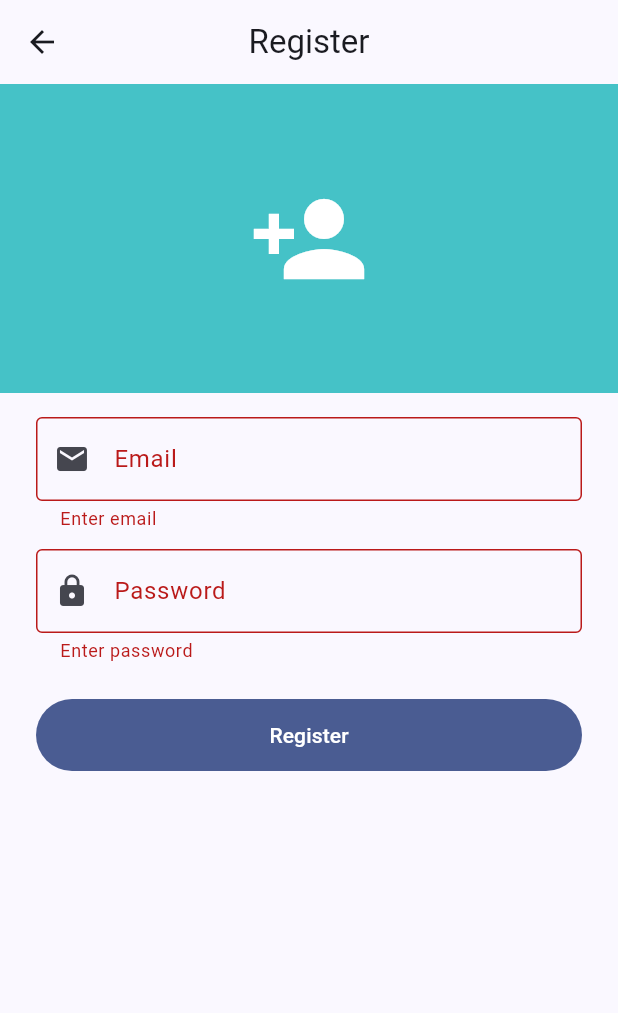
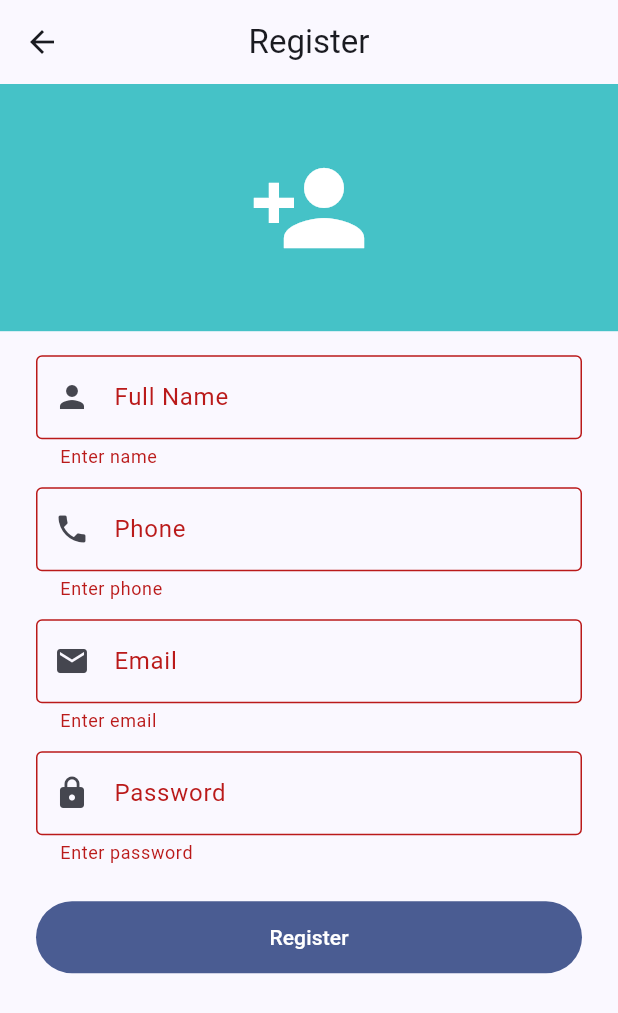
Before and after one commit to Evan0428/MobileAppForMachineWorkshop, a Flutter app: the RegisterScreen screen opened by its route, after a tap on "Register", on a phone screen of 412 x 824 dp. Shown: the top 1013 px of the screen. Run offline on Flutter 3.47's test engine with Material 3 defaults, Android fonts, the phone set to English and light mode, and no system bars; our stand-ins replace cloud_firestore, firebase_auth, firebase_core, image_picker, shared_preferences, signature; accounts and stored records are empty; generated files the repository leaves out were written again.

Commit message:
Update register_screen.dart

```diff
--- a/lib/screens/register_screen.dart
+++ b/lib/screens/register_screen.dart
@@ -1,6 +1,6 @@
 import 'package:flutter/material.dart';
-import 'package:provider/provider.dart';
-import '../auth.dart';
+import 'package:firebase_auth/firebase_auth.dart';
+import 'package:cloud_firestore/cloud_firestore.dart';
 
 class RegisterScreen extends StatefulWidget {
   static const routeName = '/register';
@@ -14,28 +14,48 @@ class _RegisterScreenState extends State<RegisterScreen> {
   final _formKey = GlobalKey<FormState>();
   final _emailCtrl = TextEditingController();
   final _passCtrl = TextEditingController();
+  final _nameCtrl = TextEditingController();
+  final _phoneCtrl = TextEditingController();
   bool _busy = false;
 
   @override
   void dispose() {
     _emailCtrl.dispose();
     _passCtrl.dispose();
+    _nameCtrl.dispose();
+    _phoneCtrl.dispose();
     super.dispose();
   }
 
   Future<void> _doRegister() async {
     if (!_formKey.currentState!.validate()) return;
     setState(() => _busy = true);
+
     try {
-      await context.read<AuthController>().register(
-        _emailCtrl.text.trim(),
-        _passCtrl.text,
+      // 1️⃣ Firebase Auth 创建账号
+      final cred = await FirebaseAuth.instance.createUserWithEmailAndPassword(
+        email: _emailCtrl.text.trim(),
+        password: _passCtrl.text,
       );
+
+      // 2️⃣ Firestore 保存额外资料
+      await FirebaseFirestore.instance.collection("users").doc(cred.user!.uid).set({
+        "uid": cred.user!.uid,
+        "name": _nameCtrl.text.trim(),
+        "email": _emailCtrl.text.trim(),
+        "phone": _phoneCtrl.text.trim(),
+        "createdAt": FieldValue.serverTimestamp(),
+      });
+
       if (!mounted) return;
+
       ScaffoldMessenger.of(context).showSnackBar(
         const SnackBar(content: Text('Account created! Please log in.')),
       );
-      Navigator.pop(context); // ✅ 返回登录页
+
+      // ✅ 注册完成后回到登录页
+      Navigator.pop(context);
+
     } catch (e) {
       ScaffoldMessenger.of(context).showSnackBar(
         SnackBar(content: Text('Registration failed: $e')),
@@ -57,13 +77,15 @@ class _RegisterScreenState extends State<RegisterScreen> {
           children: [
             Container(
               width: double.infinity,
-              height: media.size.height * 0.25,
+              height: media.size.height * 0.20,
               color: teal,
               child: const Center(
                 child: Icon(Icons.person_add, size: 80, color: Colors.white),
               ),
             ),
             const SizedBox(height: 16),
+
+            // 📋 注册表单
             Padding(
               padding: const EdgeInsets.symmetric(horizontal: 24.0),
               child: Form(
@@ -71,24 +93,52 @@ class _RegisterScreenState extends State<RegisterScreen> {
                 child: Column(
                   children: [
                     TextFormField(
+                      controller: _nameCtrl,
+                      decoration: const InputDecoration(
+                        labelText: 'Full Name',
+                        prefixIcon: Icon(Icons.person),
+                      ),
+                      validator: (v) => (v == null || v.trim().isEmpty) ? 'Enter name' : null,
+                    ),
+                    const SizedBox(height: 12),
+                    TextFormField(
+                      controller: _phoneCtrl,
+                      decoration: const InputDecoration(
+                        labelText: 'Phone',
+                        prefixIcon: Icon(Icons.phone),
+                      ),
+                      validator: (v) => (v == null || v.trim().isEmpty) ? 'Enter phone' : null,
+                    ),
+                    const SizedBox(height: 12),
+                    TextFormField(
                       controller: _emailCtrl,
-                      decoration: const InputDecoration(labelText: 'Email', prefixIcon: Icon(Icons.email)),
+                      decoration: const InputDecoration(
+                        labelText: 'Email',
+                        prefixIcon: Icon(Icons.email),
+                      ),
                       validator: (v) => (v == null || v.trim().isEmpty) ? 'Enter email' : null,
                     ),
                     const SizedBox(height: 12),
                     TextFormField(
                       controller: _passCtrl,
-                      decoration: const InputDecoration(labelText: 'Password', prefixIcon: Icon(Icons.lock)),
+                      decoration: const InputDecoration(
+                        labelText: 'Password',
+                        prefixIcon: Icon(Icons.lock),
+                      ),
                       obscureText: true,
                       validator: (v) => (v == null || v.isEmpty) ? 'Enter password' : null,
                     ),
                     const SizedBox(height: 24),
+
+                    // 注册按钮
                     SizedBox(
                       width: double.infinity,
                       height: 48,
                       child: FilledButton(
                         onPressed: _busy ? null : _doRegister,
-                        child: _busy ? const CircularProgressIndicator() : const Text('Register'),
+                        child: _busy
+                            ? const CircularProgressIndicator()
+                            : const Text('Register'),
                       ),
                     ),
                   ],
```
